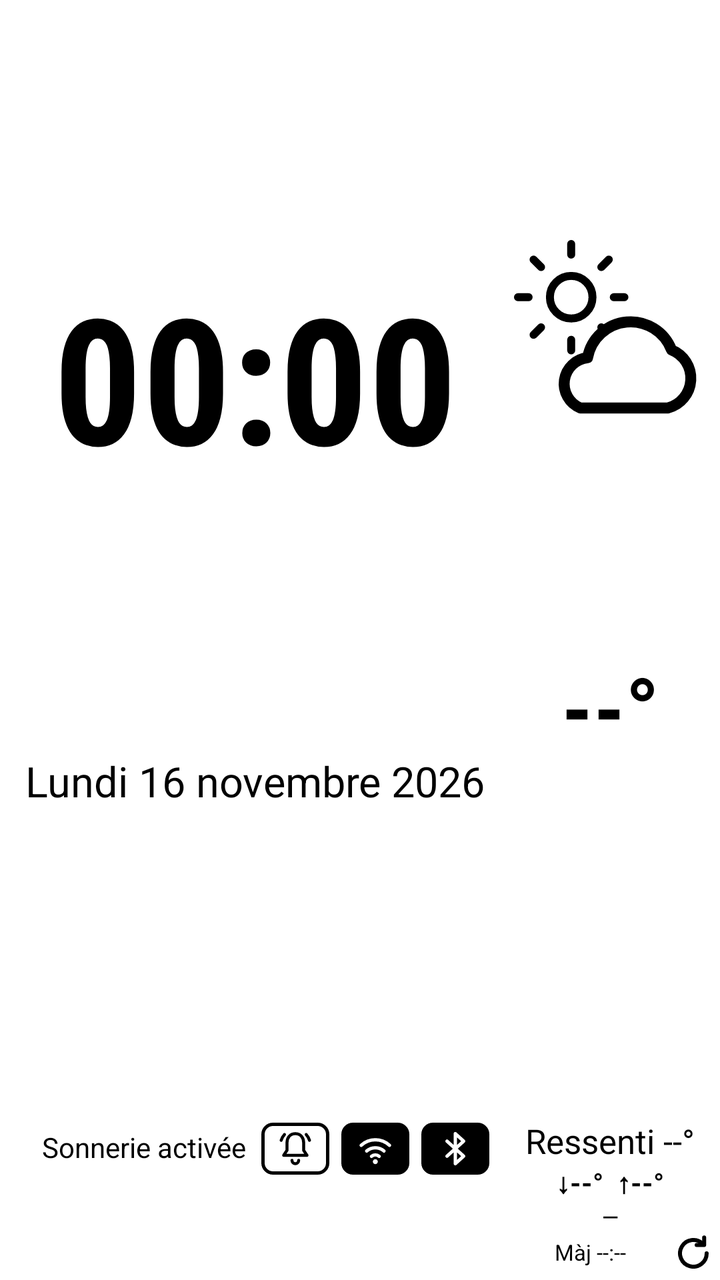
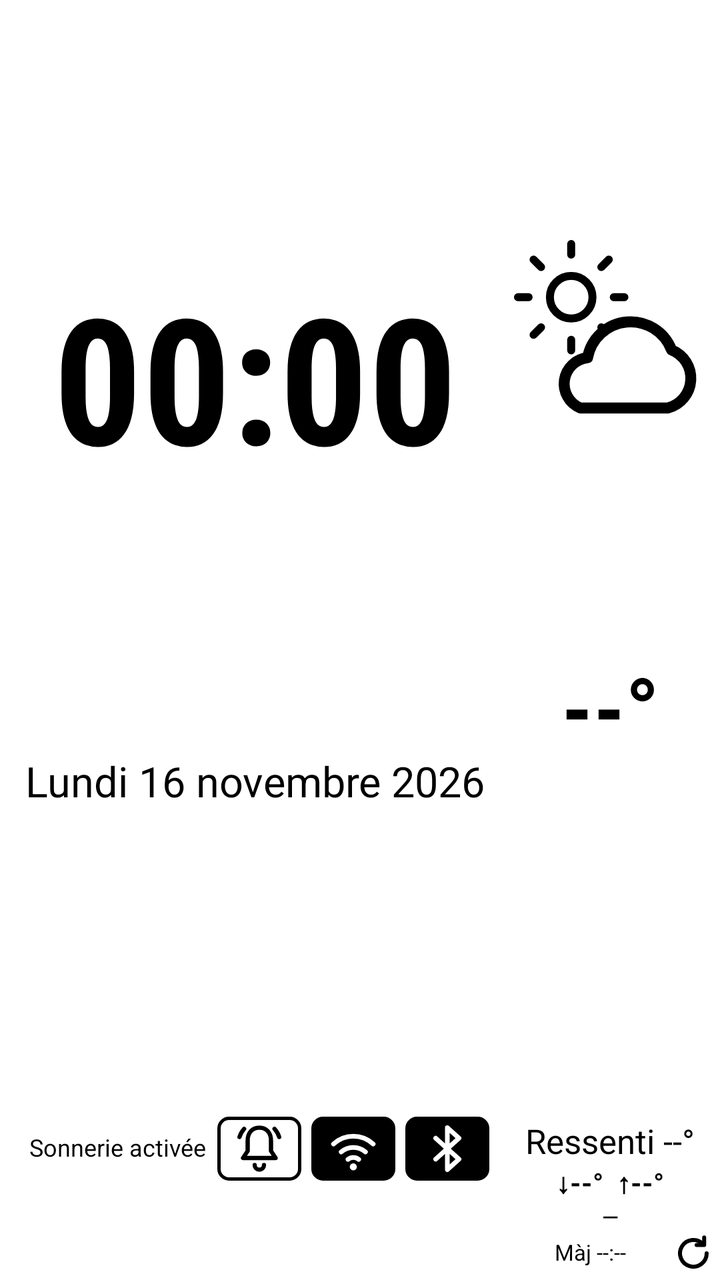

Two renders of the same Android screen: before a commit and after it. Below are the layout's source before the change and the commit's diff.
<!-- AndroidManifest.xml: application theme AppTheme -->
<!-- res/layout/widget_clock_weather.xml -->
<?xml version="1.0" encoding="utf-8"?>
<LinearLayout xmlns:android="http://schemas.android.com/apk/res/android"
    android:id="@+id/widget_root"
    android:layout_width="match_parent"
    android:layout_height="match_parent"
    android:background="@drawable/widget_background"
    android:orientation="horizontal"
    android:paddingStart="6dp"
    android:paddingTop="6dp"
    android:paddingEnd="3dp"
    android:paddingBottom="3dp">

    
    <LinearLayout
        android:id="@+id/clock_area"
        android:layout_width="0dp"
        android:layout_height="match_parent"
        android:layout_weight="3"
        android:orientation="vertical"
        android:paddingStart="4dp"
        android:paddingEnd="6dp">

        <TextClock
            android:id="@+id/time"
            android:layout_width="match_parent"
            android:layout_height="0dp"
            android:layout_weight="2.25"
            android:autoSizeMaxTextSize="88sp"
            android:autoSizeMinTextSize="24sp"
            android:autoSizeStepGranularity="2sp"
            android:autoSizeTextType="uniform"
            android:fontFamily="sans-serif-condensed"
            android:format12Hour="HH:mm"
            android:format24Hour="HH:mm"
            android:gravity="center"
            android:includeFontPadding="false"
            android:maxLines="1"
            android:textColor="#000000"
            android:textStyle="bold" />

        <TextView
            android:id="@+id/date"
            android:layout_width="match_parent"
            android:layout_height="0dp"
            android:layout_weight="0.8"
            android:autoSizeMaxTextSize="22sp"
            android:autoSizeMinTextSize="10sp"
            android:autoSizeStepGranularity="1sp"
            android:autoSizeTextType="uniform"
            android:gravity="center_horizontal|top"
            android:includeFontPadding="false"
            android:maxLines="1"
            android:text="Lundi 16 novembre 2026"
            android:textColor="#000000" />

        
        <LinearLayout
            android:layout_width="match_parent"
            android:layout_height="0dp"
            android:layout_weight="0.75"
            android:gravity="center"
            android:orientation="horizontal">

            <TextView
                android:id="@+id/ringer_label"
                android:layout_width="0dp"
                android:layout_height="26dp"
                android:layout_weight="1"
                android:autoSizeMaxTextSize="14sp"
                android:autoSizeMinTextSize="9sp"
                android:autoSizeStepGranularity="1sp"
                android:autoSizeTextType="uniform"
                android:gravity="end|center_vertical"
                android:includeFontPadding="false"
                android:maxLines="1"
                android:text="Sonnerie activée"
                android:textColor="#000000" />

            <ImageView
                android:id="@+id/ringer_button"
                android:layout_width="34dp"
                android:layout_height="26dp"
                android:layout_marginStart="8dp"
                android:background="@drawable/widget_button"
                android:padding="3dp"
                android:scaleType="fitCenter"
                android:src="@drawable/ic_ringer_normal" />

            
            <ImageView
                android:id="@+id/wifi_button"
                android:layout_width="34dp"
                android:layout_height="26dp"
                android:layout_marginStart="6dp"
                android:background="@drawable/widget_button_on"
                android:padding="3dp"
                android:scaleType="fitCenter"
                android:src="@drawable/ic_wifi_on" />

            <ImageView
                android:id="@+id/bt_button"
                android:layout_width="34dp"
                android:layout_height="26dp"
                android:layout_marginStart="6dp"
                android:background="@drawable/widget_button_on"
                android:padding="3dp"
                android:scaleType="fitCenter"
                android:src="@drawable/ic_bt_on" />
        </LinearLayout>
    </LinearLayout>

    
    <LinearLayout
        android:id="@+id/weather_area"
        android:layout_width="0dp"
        android:layout_height="match_parent"
        android:layout_weight="1.3"
        android:gravity="center_horizontal"
        android:orientation="vertical"
        android:paddingStart="3dp">

        
        
        <ImageView
            android:id="@+id/weather_icon"
            android:layout_width="wrap_content"
            android:layout_height="0dp"
            android:layout_gravity="center_horizontal"
            android:layout_weight="1.4"
            android:adjustViewBounds="true"
            android:scaleType="fitCenter"
            android:src="@drawable/ic_w_partly_day" />

        <TextView
            android:id="@+id/temp"
            android:layout_width="match_parent"
            android:layout_height="0dp"
            android:layout_weight="1"
            android:autoSizeMaxTextSize="44sp"
            android:autoSizeMinTextSize="16sp"
            android:autoSizeStepGranularity="1sp"
            android:autoSizeTextType="uniform"
            android:fontFamily="sans-serif-condensed"
            android:gravity="center_horizontal|top"
            android:includeFontPadding="false"
            android:maxLines="1"
            android:text="--°"
            android:textColor="#000000"
            android:textStyle="bold" />

        <TextView
            android:id="@+id/feels"
            style="@style/WidgetMediumLine"
            android:text="Ressenti --°" />

        <TextView
            android:id="@+id/minmax"
            style="@style/WidgetMediumLine"
            android:text="↓--°  ↑--°"
            android:textStyle="bold" />

        <TextView
            android:id="@+id/place"
            style="@style/WidgetSmallLine"
            android:ellipsize="end"
            android:fontFamily="sans-serif-condensed"
            android:text="—" />

        
        <LinearLayout
            android:id="@+id/refresh_row"
            android:layout_width="match_parent"
            android:layout_height="wrap_content"
            android:gravity="center_vertical|end"
            android:orientation="horizontal">

            <TextView
                android:id="@+id/updated"
                android:layout_width="0dp"
                android:layout_height="wrap_content"
                android:layout_weight="1"
                android:gravity="center"
                android:includeFontPadding="false"
                android:maxLines="1"
                android:text="Màj --:--"
                android:textColor="#000000"
                android:textSize="11sp" />

            <ImageView
                android:id="@+id/refresh_icon"
                android:layout_width="20dp"
                android:layout_height="20dp"
                android:src="@drawable/ic_refresh" />
        </LinearLayout>
    </LinearLayout>
</LinearLayout>
<!-- resources referenced by this layout -->
<resources>
  <!-- drawable ic_bt_on (drawable) -->
  <?xml version="1.0" encoding="utf-8"?>
  <vector xmlns:android="http://schemas.android.com/apk/res/android"
      android:width="24dp" android:height="24dp"
      android:viewportWidth="24" android:viewportHeight="24">
      <path android:pathData="M7,7.5 L17,16.5 L12,21 V3 L17,7.5 L7,16.5" android:fillColor="#00000000" android:strokeColor="#FFFFFF"
          android:strokeWidth="2" android:strokeLineCap="round" android:strokeLineJoin="round" />
  </vector>
  <!-- drawable ic_wifi_on (drawable) -->
  <?xml version="1.0" encoding="utf-8"?>
  <vector xmlns:android="http://schemas.android.com/apk/res/android"
      android:width="24dp" android:height="24dp"
      android:viewportWidth="24" android:viewportHeight="24">
      <path android:pathData="M3.5,10 A12.5,12.5 0 0 1 20.5,10 M6.8,13.4 A8,8 0 0 1 17.2,13.4 M9.7,16.6 A3.6,3.6 0 0 1 14.3,16.6" android:fillColor="#00000000" android:strokeColor="#FFFFFF"
          android:strokeWidth="2" android:strokeLineCap="round" android:strokeLineJoin="round" />
      <path android:pathData="M12,18.3 A1.5,1.5 0 1 1 11.99,18.3 Z" android:fillColor="#FFFFFF" />
  </vector>
  <!-- drawable widget_background (drawable) -->
  <?xml version="1.0" encoding="utf-8"?>
  <shape xmlns:android="http://schemas.android.com/apk/res/android" android:shape="rectangle">
      <solid android:color="#FFFFFF" />
      <corners android:radius="8dp" />
  </shape>
  <!-- drawable widget_button (drawable) -->
  <?xml version="1.0" encoding="utf-8"?>
  <shape xmlns:android="http://schemas.android.com/apk/res/android" android:shape="rectangle">
      <solid android:color="#FFFFFF" />
      <stroke android:width="1.5dp" android:color="#000000" />
      <corners android:radius="5dp" />
  </shape>
  <!-- drawable widget_button_on (drawable) -->
  <?xml version="1.0" encoding="utf-8"?>
  <shape xmlns:android="http://schemas.android.com/apk/res/android" android:shape="rectangle">
      <solid android:color="#000000" />
      <stroke android:width="1.5dp" android:color="#000000" />
      <corners android:radius="5dp" />
  </shape>
  <style name="WidgetMediumLine">
          <item name="android:layout_width">match_parent</item>
          <item name="android:layout_height">20dp</item>
          <item name="android:gravity">center</item>
          <item name="android:includeFontPadding">false</item>
          <item name="android:maxLines">1</item>
          <item name="android:textColor">#000000</item>
          <item name="android:autoSizeTextType">uniform</item>
          <item name="android:autoSizeMinTextSize">9sp</item>
          <item name="android:autoSizeMaxTextSize">17sp</item>
          <item name="android:autoSizeStepGranularity">1sp</item>
      </style>
  <style name="WidgetSmallLine">
          <item name="android:layout_width">match_parent</item>
          
          <item name="android:layout_height">wrap_content</item>
          <item name="android:gravity">center</item>
          <item name="android:includeFontPadding">false</item>
          <item name="android:lineSpacingMultiplier">0.9</item>
          <item name="android:maxLines">1</item>
          <item name="android:ellipsize">end</item>
          <item name="android:textColor">#000000</item>
          <item name="android:textSize">13sp</item>
      </style>
  <style name="AppTheme" parent="android:Theme.Material.Light.NoActionBar">
          <item name="android:windowBackground">@android:color/white</item>
          <item name="android:colorPrimary">#000000</item>
          <item name="android:colorPrimaryDark">#000000</item>
          <item name="android:colorAccent">#000000</item>
          <item name="android:statusBarColor">#FFFFFF</item>
          <item name="android:windowLightStatusBar">true</item>
          <item name="android:textColorPrimary">#000000</item>
          <item name="android:textColorSecondary">#000000</item>
      </style>
  <!-- unchanged entries left out for length: 3 -->
</resources>

<!-- the commit's change to res/layout/widget_clock_weather.xml (unified diff, before → after) -->
@@ -64,7 +64,7 @@
             <TextView
                 android:id="@+id/ringer_label"
                 android:layout_width="0dp"
-                android:layout_height="26dp"
+                android:layout_height="32dp"
                 android:layout_weight="1"
                 android:autoSizeMaxTextSize="14sp"
                 android:autoSizeMinTextSize="9sp"
@@ -78,32 +78,32 @@
 
             <ImageView
                 android:id="@+id/ringer_button"
-                android:layout_width="34dp"
-                android:layout_height="26dp"
-                android:layout_marginStart="8dp"
+                android:layout_width="42dp"
+                android:layout_height="32dp"
+                android:layout_marginStart="6dp"
                 android:background="@drawable/widget_button"
-                android:padding="3dp"
+                android:padding="2dp"
                 android:scaleType="fitCenter"
                 android:src="@drawable/ic_ringer_normal" />
 
             
             <ImageView
                 android:id="@+id/wifi_button"
-                android:layout_width="34dp"
-                android:layout_height="26dp"
-                android:layout_marginStart="6dp"
+                android:layout_width="42dp"
+                android:layout_height="32dp"
+                android:layout_marginStart="5dp"
                 android:background="@drawable/widget_button_on"
-                android:padding="3dp"
+                android:padding="2dp"
                 android:scaleType="fitCenter"
                 android:src="@drawable/ic_wifi_on" />
 
             <ImageView
                 android:id="@+id/bt_button"
-                android:layout_width="34dp"
-                android:layout_height="26dp"
-                android:layout_marginStart="6dp"
+                android:layout_width="42dp"
+                android:layout_height="32dp"
+                android:layout_marginStart="5dp"
                 android:background="@drawable/widget_button_on"
-                android:padding="3dp"
+                android:padding="2dp"
                 android:scaleType="fitCenter"
                 android:src="@drawable/ic_bt_on" />
         </LinearLayout>
